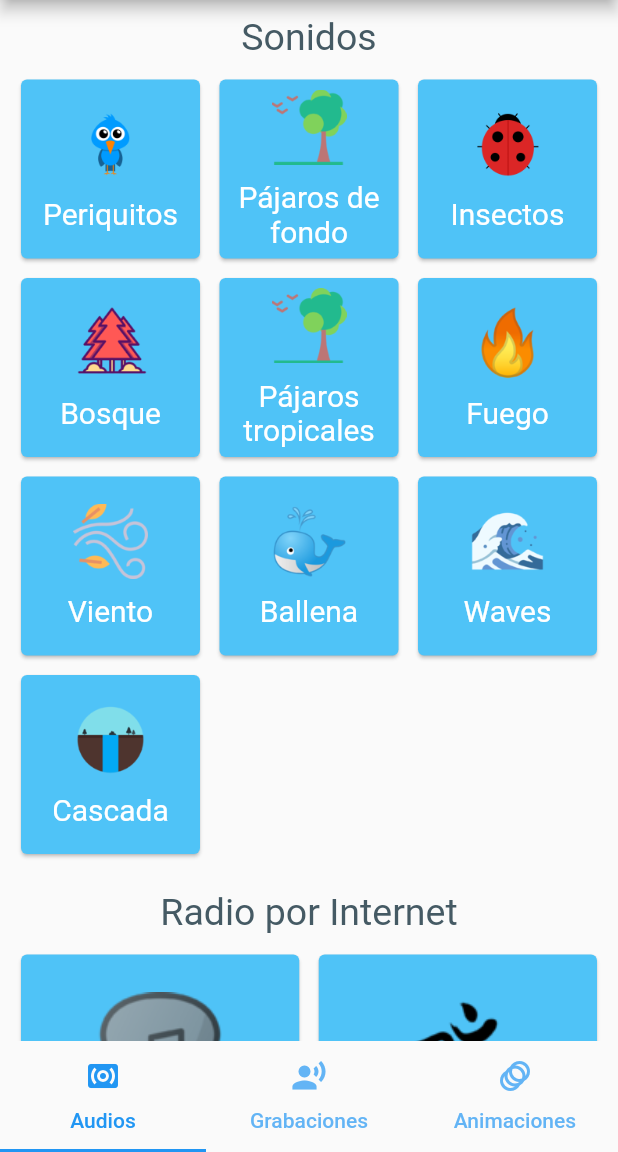
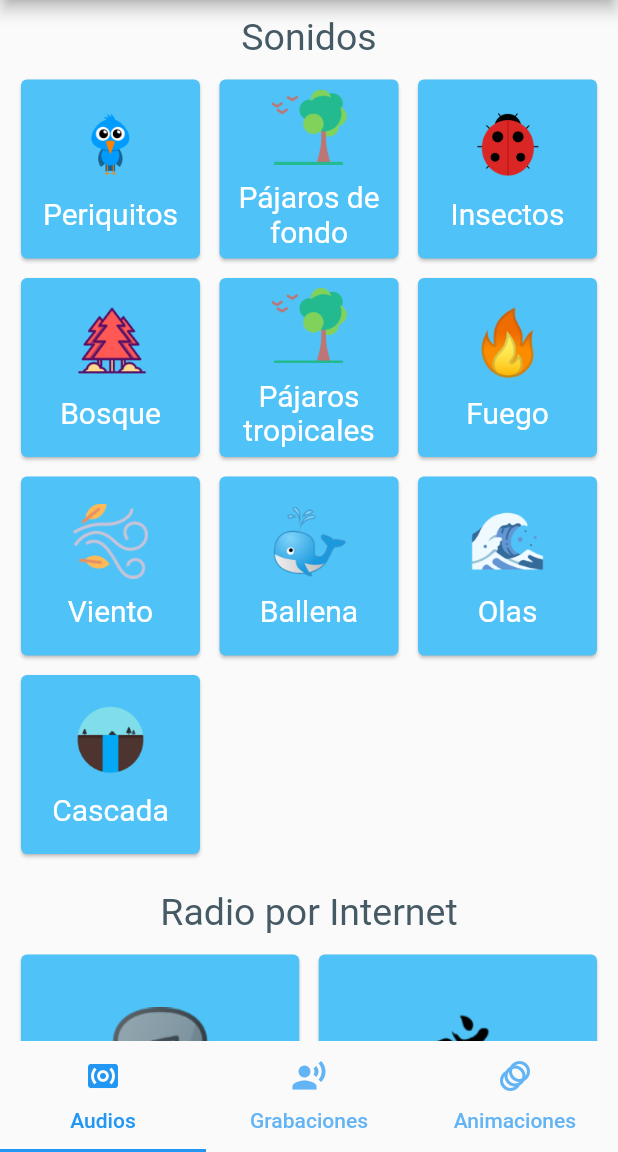
Before and after one commit to omarpecos/app-flutter-babypacifier, a Flutter app: the screen it shows after launch, on a phone screen of 412 x 824 dp, the part 84-1236 px from its top. Run offline on Flutter 3.47's test engine with Material 2 defaults, Android fonts, the phone set to English and light mode, and no system bars; drawn by our look-alikes of auto_size_text; our stand-ins replace assets_audio_player; missing offline and left inert: flutter_audio_recorder, images_picker, noise_meter.

Commit message:
text responsive + build config

```diff
--- a/lib/main.dart
+++ b/lib/main.dart
@@ -63,7 +63,7 @@ class _AppState extends State<App> with SingleTickerProviderStateMixin {
           AboutListTile(
             icon: Icon(Icons.info),
             applicationName: 'Baby Pacifier',
-            applicationVersion: '1.0.0',
+            applicationVersion: '1.0.1',
             applicationIcon: Image.asset('assets/icon/icon.png', width: 50),
             child: Text('Sobre esta App', style: TextStyle(fontSize: 15, color: Colors.grey[700])),
             aboutBoxChildren: [
--- a/lib/models/SoundModel.dart
+++ b/lib/models/SoundModel.dart
@@ -49,7 +49,7 @@ List<SoundModel> soundDataLocal = [
     path: 'assets/sounds/whale.mp3'
   ),
    SoundModel(
-    name: 'Waves',
+    name: 'Olas',
     icon : 'assets/images/waves.png',
     path: 'assets/sounds/waves.mp3'
   ),
--- a/lib/pages/sounds.dart
+++ b/lib/pages/sounds.dart
@@ -3,6 +3,7 @@ import 'package:flutter/material.dart';
 import 'package:baby_pacifier/models/SoundModel.dart';
 import 'package:assets_audio_player/assets_audio_player.dart';
 import 'dart:io';
+import 'package:auto_size_text/auto_size_text.dart';
 
 class Sounds extends StatefulWidget {
   @override
@@ -89,16 +90,23 @@ void playStream(String streamUrl, String name) async{
                     color: Colors.lightBlue[300],
                     child: InkWell(
                       onTap: () => play(soundDataLocal[i].path,soundDataLocal[i].name),
+                      child: Container(
+                          padding: EdgeInsets.all(5),
                           child: Column(
                               mainAxisAlignment: MainAxisAlignment.center,
                               children: [
                                 Image(image: AssetImage(soundDataLocal[i].icon), width: 50,height: 50,),
                                 Padding(padding: EdgeInsets.all(5)),
-                          Text(soundDataLocal[i].name,
+                                Flexible(
+                                  child : AutoSizeText(soundDataLocal[i].name,
                                     textAlign: TextAlign.center,
-                              style: TextStyle(color: Colors.white, fontSize: 20)),
+                                    style: TextStyle(color: Colors.white, fontSize: 20),
+                                    maxLines: 2,
+                                  )
+                                ),
                               ],
                           ),
+                      )
                     ),
                   )
               ),
@@ -118,16 +126,23 @@ void playStream(String streamUrl, String name) async{
                       color: Colors.lightBlue[300],
                       child: InkWell(
                         onTap: () => playStream(soundDataStream[i].path, soundDataStream[i].name),
+                        child: Container(
+                          padding: EdgeInsets.all(5),
                           child: Column(
                               mainAxisAlignment: MainAxisAlignment.center,
                               children: [
-                             Image(image: AssetImage(soundDataStream[i].icon), width: 96,height: 96,),
+                                Image(image: AssetImage(soundDataStream[i].icon),width: 75,),
                                 Padding(padding: EdgeInsets.all(5)),
-                             Text(soundDataStream[i].name,
+                                Flexible(
+                                  child : AutoSizeText(soundDataStream[i].name,
                                     textAlign: TextAlign.center,
-                                style: TextStyle(color: Colors.white, fontSize: 25)),
+                                    style: TextStyle(color: Colors.white, fontSize: 26),
+                                    maxLines: 1,
+                                  ),
+                                )
                               ],
                             ),
+                        )
                       ),
                     )
               ),
--- a/pubspec.yaml
+++ b/pubspec.yaml
@@ -15,7 +15,7 @@ publish_to: 'none' # Remove this line if you wish to publish to pub.dev
 # In iOS, build-name is used as CFBundleShortVersionString while build-number used as CFBundleVersion.
 # Read more about iOS versioning at
 # https://developer.apple.com/library/archive/documentation/General/Reference/InfoPlistKeyReference/Articles/CoreFoundationKeys.html
-version: 1.0.0+1
+version: 1.0.1+2
 
 environment:
   sdk: ">=2.7.0 <3.0.0"
@@ -33,6 +33,7 @@ dependencies:
   noise_meter: ^2.0.0
   url_launcher: ^5.7.10
   images_picker: ^0.0.6
+  auto_size_text: ^2.1.0
 
 dev_dependencies:
   flutter_test:
```
Also changed, not shown: pubspec.lock, 4 other files. Lines whose indentation alone changed are shown as unchanged.
